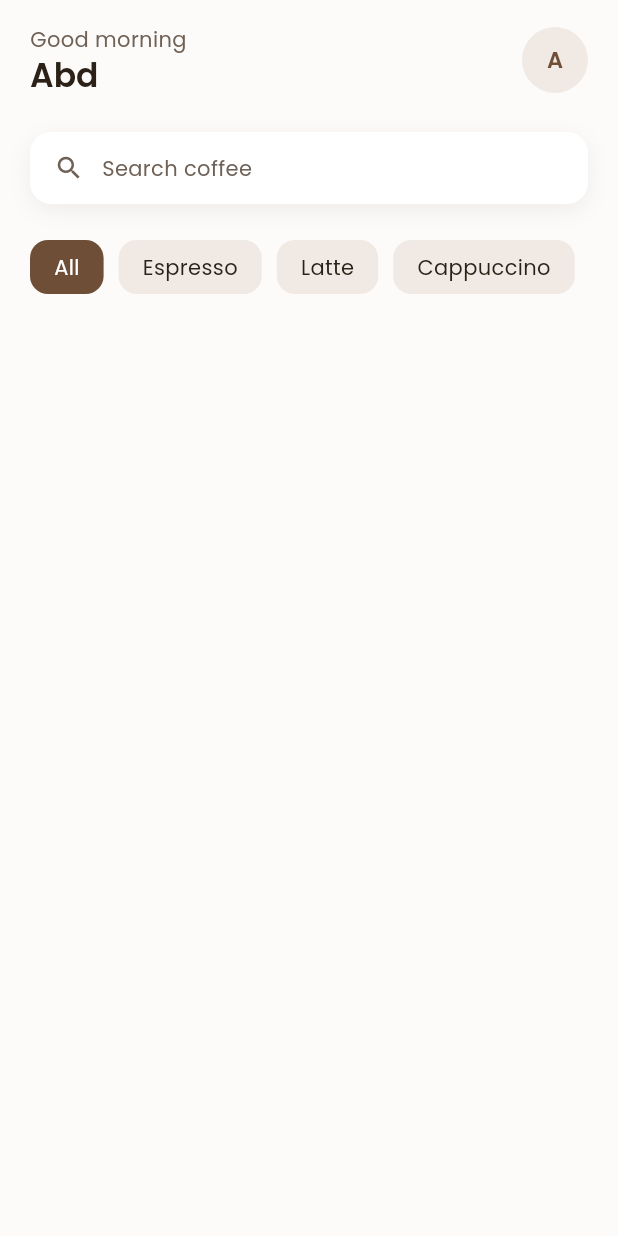
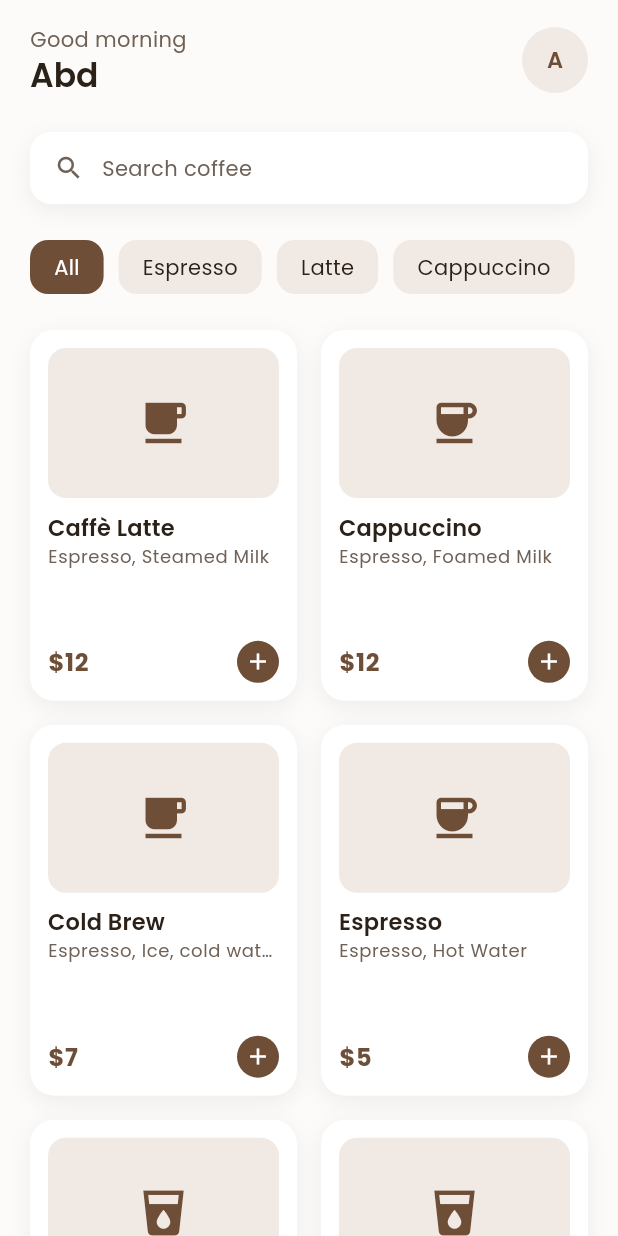
Before and after one commit to abdurahman-yazji/areisto-abdyazji, a Flutter app: the screen it shows after launch, on a phone screen of 412 x 824 dp. Run offline on Flutter 3.47's test engine with Material 3 defaults, Android fonts, the phone set to English and light mode, and no system bars; our stand-ins replace google_fonts.

Commit message:
added the drink card and grid

```diff
--- a/week-02/coffee_menu_ui/lib/main.dart
+++ b/week-02/coffee_menu_ui/lib/main.dart
@@ -1,5 +1,7 @@
 import 'package:coffee_menu_ui/theme.dart';
 import 'package:coffee_menu_ui/widgets/custom_search_bar.dart';
+import 'package:coffee_menu_ui/widgets/drink_card.dart';
+import 'package:coffee_menu_ui/widgets/drink_grid.dart';
 import 'package:flutter/material.dart';
 import 'widgets/greeting_row.dart';
 import 'widgets/category_chips.dart';
@@ -44,7 +46,8 @@ class MenuScreen extends StatelessWidget {
                     const CustomerSearchBar(),
                     const SizedBox(height: 24),
                     const CategoryChips(),
-
+                    const SizedBox(height: 24),
+                    const DrinkGrid(),
                     ]
                     )
                      )
--- a/week-02/coffee_menu_ui/lib/widgets/category_chips.dart
+++ b/week-02/coffee_menu_ui/lib/widgets/category_chips.dart
@@ -11,6 +11,8 @@ class CategoryChips extends StatelessWidget {
        'Latte',
        'Cappuccino',
         'Cold Brew',
+        'Mojito',
+        'Iced Tea'
         ];
 
   @override
--- /dev/null
+++ b/week-02/coffee_menu_ui/lib/widgets/drink_card.dart
@@ -0,0 +1,89 @@
+import 'package:flutter/material.dart';
+import '../theme.dart';
+
+class DrinkCard extends StatelessWidget {
+  final String name;
+  final String subtitle;
+  final String price;
+  final IconData icon;
+
+  const DrinkCard({
+    super.key,
+    required this.name,
+    required this.subtitle,
+    required this.price,
+    required this.icon,
+  });
+
+  @override
+  Widget build(BuildContext context) {
+    final textTheme = Theme.of(context).textTheme;
+    return Container(
+      padding: const EdgeInsets.all(12),
+      decoration: BoxDecoration(
+        color: AppTheme.surfaceCard,
+        borderRadius: BorderRadius.circular(16),
+        boxShadow: [
+          BoxShadow(
+            color: Colors.black.withOpacity(0.06),
+            blurRadius: 12,
+            offset: const Offset(0, 4),
+          ),
+        ],
+      ),
+      child: Column(
+        crossAxisAlignment: CrossAxisAlignment.start,
+        children: [
+          // Placeholder Image Container
+          Container(
+            height: 100,
+            width: double.infinity,
+            decoration: BoxDecoration(
+              color: AppTheme.chipUnselected,
+              borderRadius: BorderRadius.circular(12),
+            ),
+            child: Icon(
+              icon,
+              size: 36,
+              color: AppTheme.primaryBrand,
+            ),
+          ),
+          const SizedBox(height: 8),
+          Text(
+            name,
+            style: textTheme.titleMedium,
+            maxLines: 1,
+            overflow: TextOverflow.ellipsis,
+          ),
+          Text(
+            subtitle,
+            style: textTheme.bodySmall,
+            maxLines: 1,
+            overflow: TextOverflow.ellipsis,
+          ),
+          const Spacer(),
+          Row(
+            mainAxisAlignment: MainAxisAlignment.spaceBetween,
+            children: [
+              Text(price, style: textTheme.bodyLarge),
+              Container(
+                width: 28,
+                height: 28,
+                decoration: const BoxDecoration(
+                  color: AppTheme.primaryBrand,
+                  shape: BoxShape.circle,
+                ),
+                child: const Icon(
+                  Icons.add,
+                  color: Colors.white,
+                  size: 18,
+                ),
+              ),
+            ],
+          ),
+        ],
+      ),
+    );
+    }
+
+  }
--- /dev/null
+++ b/week-02/coffee_menu_ui/lib/widgets/drink_grid.dart
@@ -0,0 +1,72 @@
+import 'package:flutter/material.dart';
+import 'drink_card.dart';
+
+class DrinkGrid extends StatelessWidget {
+  const DrinkGrid({super.key});
+
+  static const List<Map<String, dynamic>> drinks = [
+    {
+      'name': 'Caffè Latte',
+      'subtitle': 'Espresso, Steamed Milk',
+      'price': '\$12',
+      'icon': Icons.local_cafe,
+    },
+    {
+      'name': 'Cappuccino',
+      'subtitle': 'Espresso, Foamed Milk',
+      'price': '\$12',
+      'icon': Icons.coffee,
+    },
+    {
+      'name': 'Cold Brew',
+      'subtitle': 'Espresso, Ice, cold water',
+      'price': '\$7',
+      'icon': Icons.local_cafe,
+    },
+    {
+      'name': 'Espresso',
+      'subtitle': 'Espresso, Hot Water',
+      'price': '\$5',
+      'icon': Icons.coffee,
+    },
+     {
+      'name': 'Mojito',
+      'subtitle': 'Ment, Lime, Soda Water',
+      'price': '\$5',
+      'icon': Icons.local_drink,
+    },
+    {
+      'name': 'Iced Tea',
+      'subtitle': 'Ice, Tea, Fruit Syrup',
+      'price': '\$5',
+      'icon': Icons.local_drink,
+    },
+  ];
+
+
+   @override
+  Widget build(BuildContext context) {
+    return GridView.builder(
+      shrinkWrap: true,
+      physics: const NeverScrollableScrollPhysics(),
+      gridDelegate: const SliverGridDelegateWithFixedCrossAxisCount(
+        crossAxisCount: 2,
+        crossAxisSpacing: 16,
+        mainAxisSpacing: 16,
+        childAspectRatio: 0.72,
+      ),
+      itemCount: drinks.length,
+      itemBuilder: (context, index) {
+        final drink = drinks[index];
+        return DrinkCard(
+          name: drink['name'],
+          subtitle: drink['subtitle'],
+          price: drink['price'],
+          icon: drink['icon'],
+        );
+      },
+    );
+  }
+
+
+  }
```
